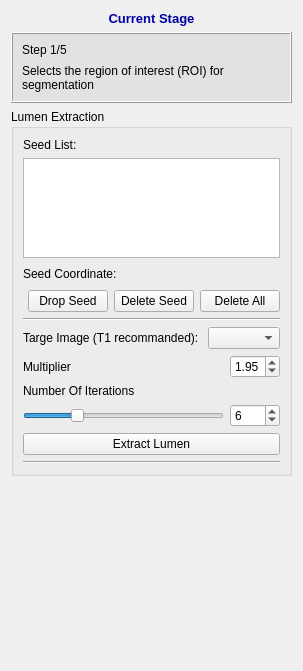
Before: the Qt Designer form codes/InteractorStyles/QInteractorStyleLumenSeedsPlacer.ui in wuzhuobin/PlaqueQuant, drawn with Qt 5.
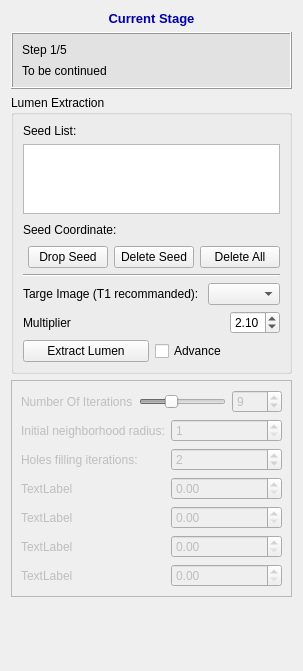
After: the same form once the commit is applied.

Commit message: Class EncryptionAuthentication is updated

What changed in the file:
```diff
--- a/codes/InteractorStyles/QInteractorStyleLumenSeedsPlacer.ui
+++ b/codes/InteractorStyles/QInteractorStyleLumenSeedsPlacer.ui
@@ -13,7 +13,7 @@
   <property name="windowTitle">
    <string>SeedsPlacer</string>
   </property>
-  <layout class="QVBoxLayout" name="verticalLayout">
+  <layout class="QVBoxLayout" name="verticalLayout_2">
    <item>
     <widget class="QLabel" name="label_39">
      <property name="font">
@@ -87,7 +87,7 @@
       <item>
        <widget class="QLabel" name="label_11">
         <property name="text">
-         <string>Selects the region of interest (ROI) for segmentation</string>
+         <string>To be continued</string>
         </property>
         <property name="wordWrap">
          <bool>true</bool>
@@ -102,7 +102,7 @@
      <property name="title">
       <string>Lumen Extraction</string>
      </property>
-     <layout class="QVBoxLayout" name="verticalLayout_6">
+     <layout class="QVBoxLayout" name="verticalLayout">
       <item>
        <widget class="QLabel" name="label_60">
         <property name="text">
@@ -268,94 +268,204 @@
            <double>1.700000000000000</double>
           </property>
           <property name="maximum">
-           <double>2.100000000000000</double>
+           <double>2.500000000000000</double>
           </property>
           <property name="singleStep">
            <double>0.050000000000000</double>
           </property>
           <property name="value">
-           <double>1.950000000000000</double>
+           <double>2.100000000000000</double>
           </property>
          </widget>
         </item>
        </layout>
       </item>
       <item>
-       <widget class="QLabel" name="label_3">
-        <property name="text">
-         <string>Number Of Iterations</string>
-        </property>
-       </widget>
-      </item>
-      <item>
-       <layout class="QHBoxLayout" name="horizontalLayout_14">
+       <layout class="QHBoxLayout" name="horizontalLayout">
         <item>
-         <widget class="QSlider" name="numberOfIterationsSliderInit">
-          <property name="minimum">
-           <number>3</number>
+         <widget class="QPushButton" name="pushBtnExtractLumen">
+          <property name="sizePolicy">
+           <sizepolicy hsizetype="Preferred" vsizetype="Fixed">
+            <horstretch>0</horstretch>
+            <verstretch>0</verstretch>
+           </sizepolicy>
           </property>
-          <property name="maximum">
-           <number>15</number>
-          </property>
-          <property name="value">
-           <number>6</number>
-          </property>
-          <property name="sliderPosition">
-           <number>6</number>
-          </property>
-          <property name="orientation">
-           <enum>Qt::Horizontal</enum>
+          <property name="text">
+           <string>Extract Lumen</string>
           </property>
          </widget>
         </item>
         <item>
-         <widget class="QSpinBox" name="numberOfIterationsSpinBox">
+         <widget class="QCheckBox" name="checkBox">
+          <property name="sizePolicy">
+           <sizepolicy hsizetype="Preferred" vsizetype="Fixed">
+            <horstretch>0</horstretch>
+            <verstretch>0</verstretch>
+           </sizepolicy>
+          </property>
           <property name="minimumSize">
            <size>
-            <width>50</width>
+            <width>0</width>
             <height>0</height>
            </size>
           </property>
-          <property name="maximumSize">
-           <size>
-            <width>50</width>
-            <height>16777215</height>
-           </size>
-          </property>
-          <property name="minimum">
-           <number>3</number>
-          </property>
-          <property name="maximum">
-           <number>15</number>
-          </property>
-          <property name="value">
-           <number>6</number>
+          <property name="text">
+           <string>Advance</string>
           </property>
          </widget>
         </item>
        </layout>
       </item>
-      <item>
-       <widget class="QPushButton" name="pushBtnExtractLumen">
-        <property name="text">
-         <string>Extract Lumen</string>
-        </property>
-       </widget>
-      </item>
-      <item>
-       <widget class="Line" name="line_3">
-        <property name="orientation">
-         <enum>Qt::Horizontal</enum>
-        </property>
-       </widget>
-      </item>
      </layout>
      <zorder>pushBtnExtractLumen</zorder>
      <zorder>line</zorder>
      <zorder>listWidgetSeedList</zorder>
      <zorder>label_60</zorder>
-     <zorder>label_3</zorder>
-     <zorder>line_3</zorder>
+     <zorder>checkBox</zorder>
+    </widget>
+   </item>
+   <item>
+    <widget class="QFrame" name="frame">
+     <property name="enabled">
+      <bool>false</bool>
+     </property>
+     <property name="frameShape">
+      <enum>QFrame::StyledPanel</enum>
+     </property>
+     <property name="frameShadow">
+      <enum>QFrame::Raised</enum>
+     </property>
+     <layout class="QGridLayout" name="gridLayout">
+      <item row="1" column="1">
+       <widget class="QSpinBox" name="initialNeighbodhoodSpinBox">
+        <property name="minimum">
+         <number>1</number>
+        </property>
+        <property name="maximum">
+         <number>10</number>
+        </property>
+        <property name="displayIntegerBase">
+         <number>10</number>
+        </property>
+       </widget>
+      </item>
+      <item row="6" column="1">
+       <widget class="QDoubleSpinBox" name="doubleSpinBox_5"/>
+      </item>
+      <item row="4" column="0">
+       <widget class="QLabel" name="label_5">
+        <property name="text">
+         <string>TextLabel</string>
+        </property>
+       </widget>
+      </item>
+      <item row="3" column="0">
+       <widget class="QLabel" name="label_2">
+        <property name="text">
+         <string>TextLabel</string>
+        </property>
+       </widget>
+      </item>
+      <item row="1" column="0">
+       <widget class="QLabel" name="label">
+        <property name="text">
+         <string>Initial neighborhood radius:</string>
+        </property>
+       </widget>
+      </item>
+      <item row="3" column="1">
+       <widget class="QDoubleSpinBox" name="doubleSpinBox_2"/>
+      </item>
+      <item row="4" column="1">
+       <widget class="QDoubleSpinBox" name="doubleSpinBox_3"/>
+      </item>
+      <item row="6" column="0">
+       <widget class="QLabel" name="label_7">
+        <property name="text">
+         <string>TextLabel</string>
+        </property>
+       </widget>
+      </item>
+      <item row="5" column="0">
+       <widget class="QLabel" name="label_6">
+        <property name="text">
+         <string>TextLabel</string>
+        </property>
+       </widget>
+      </item>
+      <item row="5" column="1">
+       <widget class="QDoubleSpinBox" name="doubleSpinBox_4"/>
+      </item>
+      <item row="0" column="0" colspan="2">
+       <layout class="QHBoxLayout" name="horizontalLayout_14">
+        <item>
+         <widget class="QLabel" name="label_3">
+          <property name="text">
+           <string>Number Of Iterations</string>
+          </property>
+         </widget>
+        </item>
+        <item>
+         <widget class="QSlider" name="numberOfIterationsSliderInit">
+          <property name="minimum">
+           <number>3</number>
+          </property>
+          <property name="maximum">
+           <number>20</number>
+          </property>
+          <property name="value">
+           <number>9</number>
+          </property>
+          <property name="sliderPosition">
+           <number>9</number>
+          </property>
+          <property name="orientation">
+           <enum>Qt::Horizontal</enum>
+          </property>
+         </widget>
+        </item>
+        <item>
+         <widget class="QSpinBox" name="numberOfIterationsSpinBox">
+          <property name="minimumSize">
+           <size>
+            <width>50</width>
+            <height>0</height>
+           </size>
+          </property>
+          <property name="maximumSize">
+           <size>
+            <width>50</width>
+            <height>16777215</height>
+           </size>
+          </property>
+          <property name="minimum">
+           <number>3</number>
+          </property>
+          <property name="maximum">
+           <number>20</number>
+          </property>
+          <property name="value">
+           <number>9</number>
+          </property>
+         </widget>
+        </item>
+       </layout>
+      </item>
+      <item row="2" column="0">
+       <widget class="QLabel" name="label_8">
+        <property name="text">
+         <string>Holes filling iterations: </string>
+        </property>
+       </widget>
+      </item>
+      <item row="2" column="1">
+       <widget class="QSpinBox" name="spinBox">
+        <property name="value">
+         <number>2</number>
+        </property>
+       </widget>
+      </item>
+     </layout>
     </widget>
    </item>
    <item>
```
Left out of the diff: 32 changed lines with no effect on the pictures. The commit also changes 13 other files.
